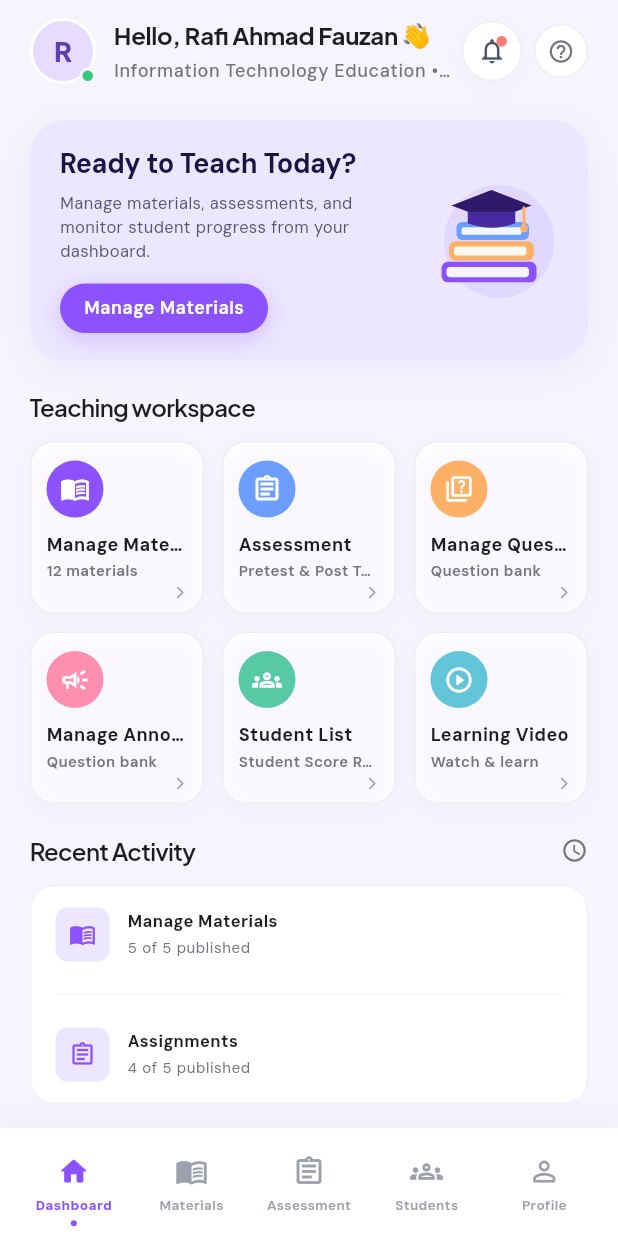
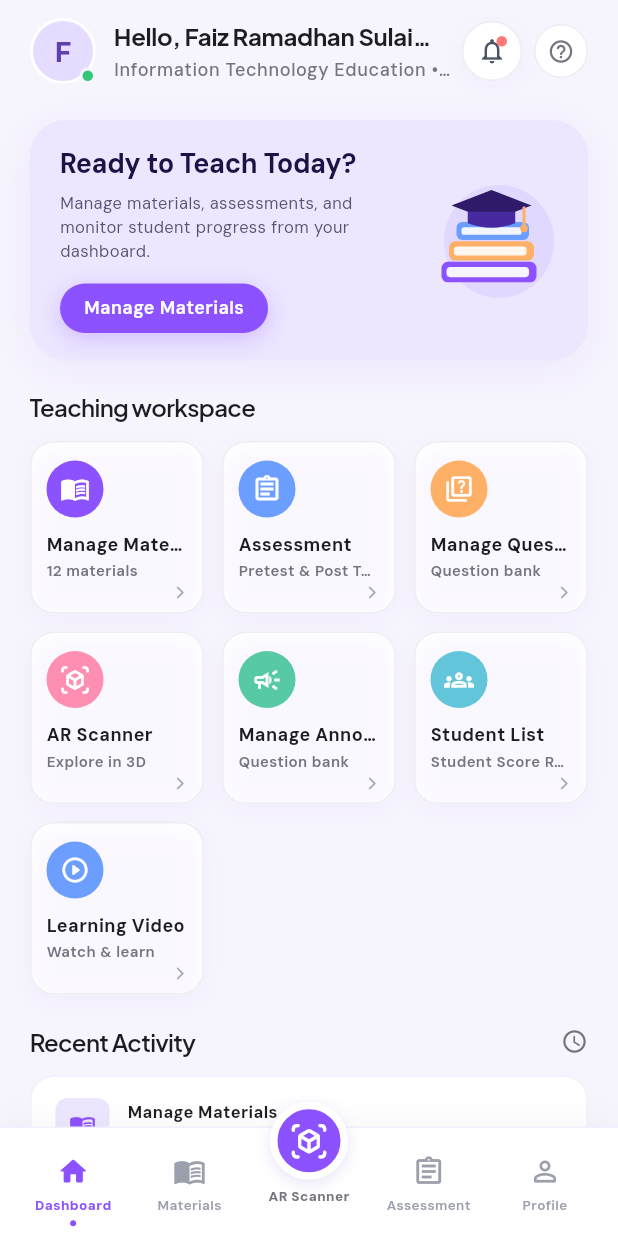
Before and after one commit to SuponoNotoBoto/Netlearn-Mobile-App, a Flutter app: the screen it shows after launch, on a phone screen of 412 x 824 dp. Run offline on Flutter 3.47's test engine with Material 3 defaults, Android fonts, the phone set to English and light mode, and no system bars; our stand-ins replace flutter_riverpod, go_router, open_filex, pdf, shared_preferences, supabase_flutter; missing offline and left inert: dart:html; accounts and stored records are empty; network calls fail.

Commit message:
feat(dashboard-dosen): menambahkan tombol AR scanner dan memperbaiki desain dashboard dosen

```diff
--- a/lib/features/dashboard_lecturer/lecturer_assessments_page.dart
+++ b/lib/features/dashboard_lecturer/lecturer_assessments_page.dart
@@ -88,7 +88,7 @@ class _LecturerAssessmentsPageState
             )
           : null,
 
-      bottomNavigationBar: const LecturerBottomNavbar(currentIndex: 2),
+      bottomNavigationBar: const LecturerBottomNavbar(currentIndex: 3),
     );
   }
 
--- a/lib/features/dashboard_lecturer/lecturer_bottom_navbar.dart
+++ b/lib/features/dashboard_lecturer/lecturer_bottom_navbar.dart
@@ -16,15 +16,35 @@ class LecturerBottomNavbar extends StatelessWidget {
         break;
 
       case 1:
-        context.go('/lecturer/materials');
+        ScaffoldMessenger.of(context).showSnackBar(
+          SnackBar(
+            content: Text(
+              Localizations.localeOf(context).languageCode == 'id'
+                  ? 'Fitur Materi sedang dalam tahap pengembangan'
+                  : 'Materials feature is currently under development',
+            ),
+            duration: const Duration(seconds: 2),
+            behavior: SnackBarBehavior.floating,
+          ),
+        );
         break;
 
       case 2:
-        context.go('/lecturer/assessments');
+        ScaffoldMessenger.of(context).showSnackBar(
+          SnackBar(
+            content: Text(
+              Localizations.localeOf(context).languageCode == 'id'
+                  ? 'Fitur AR Scanner sedang dalam tahap pengembangan'
+                  : 'AR Scanner feature is currently under development',
+            ),
+            duration: const Duration(seconds: 2),
+            behavior: SnackBarBehavior.floating,
+          ),
+        );
         break;
 
       case 3:
-        context.go('/lecturer/students');
+        context.go('/lecturer/assessments');
         break;
 
       case 4:
@@ -53,14 +73,15 @@ class LecturerBottomNavbar extends StatelessWidget {
           activeIcon: Icons.menu_book_rounded,
         ),
         NlNavDestination(
+          label: isId ? 'AR Scanner' : 'AR Scanner',
+          icon: Icons.view_in_ar_rounded,
+          activeIcon: Icons.view_in_ar_rounded,
+          isCenter: true,
+        ),
+        NlNavDestination(
           label: isId ? 'Asesmen' : 'Assessment',
           icon: Icons.assignment_outlined,
           activeIcon: Icons.assignment_rounded,
-        ),
-        NlNavDestination(
-          label: isId ? 'Mahasiswa' : 'Students',
-          icon: Icons.groups_outlined,
-          activeIcon: Icons.groups_rounded,
         ),
         NlNavDestination(
           label: isId ? 'Profil' : 'Profile',
--- a/lib/features/dashboard_lecturer/lecturer_dashboard_controller.dart
+++ b/lib/features/dashboard_lecturer/lecturer_dashboard_controller.dart
@@ -60,13 +60,13 @@ final lecturerProfileProvider =
     }
   } catch (_) {}
 
-  // Reliable fallback profile matching the course lecturer
+  // Reliable fallback profile matching the real netlearn-2.0 lecturer
   return const LecturerProfile(
-    id: 'lecturer-preview-id',
-    name: 'Rafi Ahmad Fauzan',
-    identityNumber: '198501012010121001',
-    email: 'rafifauzanbli@gmail.com',
-    program: 'Teknik Informatika (Jaringan Komputer)',
+    id: '536c2a47-e095-4603-b749-99855d0c90c8',
+    name: 'Faiz Ramadhan Sulaiman',
+    identityNumber: '2026101',
+    email: 'faiz@netlearn.com',
+    program: 'Teknik Mesin dan Radio Frequency',
     isActive: true,
     bio: 'Dosen Pengampu Laboratorium & Praktikum Jaringan Komputer.',
   );
@@ -102,34 +102,88 @@ class LecturerDashboardStats {
   bool get hasAverageScore => averageScore != null;
 }
 
+Map<String, dynamic>? _firstRow(dynamic response) {
+  if (response is Map) {
+    return Map<String, dynamic>.from(response);
+  }
+  if (response is List && response.isNotEmpty) {
+    final first = response.first;
+    if (first is Map) {
+      return Map<String, dynamic>.from(first);
+    }
+  }
+  return null;
+}
+
 final lecturerDashboardStatsProvider =
     FutureProvider.autoDispose<LecturerDashboardStats>((ref) async {
+  Map<String, dynamic>? summary;
   try {
     final rpcResponse = await supabase.rpc('lecturer_dashboard');
-    if (rpcResponse != null) {
-      final map = Map<String, dynamic>.from(rpcResponse as Map);
-      return LecturerDashboardStats(
-        totalStudents: (map['total_students'] as num?)?.toInt() ?? 48,
-        classCount: (map['class_count'] as num?)?.toInt() ?? 2,
-        activeClassCount: (map['active_class_count'] as num?)?.toInt() ?? 2,
-        materialCount: (map['material_count'] as num?)?.toInt() ?? 5,
-        publishedMaterialCount: (map['published_materials'] as num?)?.toInt() ?? 5,
-        assessmentCount: (map['assessment_count'] as num?)?.toInt() ?? 5,
-        publishedAssessmentCount: (map['published_assessments'] as num?)?.toInt() ?? 4,
-        averageScore: (map['average_score'] as num?)?.toDouble() ?? 84.5,
-      );
+    summary = _firstRow(rpcResponse);
+  } catch (_) {}
+
+  int publishedMaterials = 0;
+  int materialCount = 0;
+  try {
+    final materialsResponse = await supabase
+        .from('materials')
+        .select('id, published');
+
+    final list = materialsResponse as List;
+    materialCount = list.length;
+    for (final dynamic raw in list) {
+      final row = Map<String, dynamic>.from(raw as Map);
+      if (row['published'] == true) {
+        publishedMaterials++;
+      }
     }
   } catch (_) {}
 
-  // Reliable fallback stats
+  int publishedAssessments = 0;
+  int assessmentCount = 0;
+  try {
+    final quizzesResponse = await supabase
+        .from('quizzes')
+        .select('id, status');
+
+    final list = quizzesResponse as List;
+    assessmentCount = list.length;
+    for (final dynamic raw in list) {
+      final row = Map<String, dynamic>.from(raw as Map);
+      if (row['status']?.toString() == 'published') {
+        publishedAssessments++;
+      }
+    }
+  } catch (_) {}
+
+  final totalStudents = (summary?['total_students'] as num?)?.toInt();
+  final classCount = (summary?['class_count'] as num?)?.toInt();
+  final activeClassCount = (summary?['active_class_count'] as num?)?.toInt();
+  final averageScore = (summary?['average_score'] as num?)?.toDouble();
+
+  if (summary != null) {
+    return LecturerDashboardStats(
+      totalStudents: totalStudents ?? 25,
+      classCount: classCount ?? 4,
+      activeClassCount: activeClassCount ?? 4,
+      materialCount: materialCount > 0 ? materialCount : 12,
+      publishedMaterialCount: publishedMaterials > 0 ? publishedMaterials : 12,
+      assessmentCount: assessmentCount > 0 ? assessmentCount : 8,
+      publishedAssessmentCount: publishedAssessments > 0 ? publishedAssessments : 7,
+      averageScore: averageScore ?? 51.44,
+    );
+  }
+
+  // Real fallback stats from netlearn-2.0 database
   return const LecturerDashboardStats(
-    totalStudents: 48,
-    classCount: 2,
-    activeClassCount: 2,
-    materialCount: 5,
-    publishedMaterialCount: 5,
-    assessmentCount: 5,
-    publishedAssessmentCount: 4,
-    averageScore: 84.5,
+    totalStudents: 25,
+    classCount: 4,
+    activeClassCount: 4,
+    materialCount: 12,
+    publishedMaterialCount: 12,
+    assessmentCount: 8,
+    publishedAssessmentCount: 7,
+    averageScore: 51.44,
   );
 });
--- a/lib/features/dashboard_lecturer/lecturer_dashboard_page.dart
+++ b/lib/features/dashboard_lecturer/lecturer_dashboard_page.dart
@@ -27,7 +27,17 @@ class _LecturerDashboardPageState extends ConsumerState<LecturerDashboardPage> {
   }
 
   void _openNotifications() {
-    context.push('/lecturer/notifications');
+    ScaffoldMessenger.of(context).showSnackBar(
+      SnackBar(
+        content: Text(
+          Localizations.localeOf(context).languageCode == 'id'
+              ? 'Fitur Notifikasi sedang dalam tahap pengembangan'
+              : 'Notifications feature is currently under development',
+        ),
+        duration: const Duration(seconds: 2),
+        behavior: SnackBarBehavior.floating,
+      ),
+    );
   }
 
   @override
@@ -115,8 +125,10 @@ class _LecturerDashboardPageState extends ConsumerState<LecturerDashboardPage> {
 
     final greetingName = profile?.name.isNotEmpty == true
         ? profile!.name
-        : 'Pak Rafi';
-    final greetingText = l10n.lecturerGreeting(greetingName);
+        : null;
+    final greetingText = greetingName != null
+        ? l10n.lecturerGreeting(greetingName)
+        : l10n.lecturerGreeting(l10n.lecturer);
 
     return Container(
       width: double.infinity,
@@ -151,7 +163,7 @@ class _LecturerDashboardPageState extends ConsumerState<LecturerDashboardPage> {
                     ),
                     alignment: Alignment.center,
                     child: Text(
-                      profile?.initial ?? 'R',
+                      profile?.initial ?? 'D',
                       style: const TextStyle(
                         fontSize: 18,
                         fontWeight: FontWeight.w800,
@@ -259,7 +271,17 @@ class _LecturerDashboardPageState extends ConsumerState<LecturerDashboardPage> {
           title: l10n.shortcutManageMaterials,
           subtitle: l10n.shortcutManageMaterialsHint,
           onTap: () {
-            context.push('/lecturer/materials');
+            ScaffoldMessenger.of(context).showSnackBar(
+              SnackBar(
+                content: Text(
+                  Localizations.localeOf(context).languageCode == 'id'
+                      ? 'Fitur Materi sedang dalam tahap pengembangan'
+                      : 'Materials feature is currently under development',
+                ),
+                duration: const Duration(seconds: 2),
+                behavior: SnackBarBehavior.floating,
+              ),
+            );
           },
         ),
         NlShortcutTile(
@@ -281,17 +303,46 @@ class _LecturerDashboardPageState extends ConsumerState<LecturerDashboardPage> {
           },
         ),
         NlShortcutTile(
+          icon: Icons.view_in_ar_rounded,
+          accentColor: accents[3 % accents.length],
+          title: l10n.shortcutScanner,
+          subtitle: l10n.shortcutScannerHint,
+          onTap: () {
+            ScaffoldMessenger.of(context).showSnackBar(
+              SnackBar(
+                content: Text(
+                  Localizations.localeOf(context).languageCode == 'id'
+                      ? 'Fitur AR Scanner sedang dalam tahap pengembangan'
+                      : 'AR Scanner feature is currently under development',
+                ),
+                duration: const Duration(seconds: 2),
+                behavior: SnackBarBehavior.floating,
+              ),
+            );
+          },
+        ),
+        NlShortcutTile(
           icon: Icons.campaign_outlined,
-          accentColor: accents[3 % accents.length],
+          accentColor: accents[4 % accents.length],
           title: l10n.manageAnnouncements,
           subtitle: l10n.shortcutManageQuestionsHint,
           onTap: () {
-            context.push('/lecturer/notifications');
+            ScaffoldMessenger.of(context).showSnackBar(
+              SnackBar(
+                content: Text(
+                  Localizations.localeOf(context).languageCode == 'id'
+                      ? 'Fitur Pengumuman sedang dalam tahap pengembangan'
+                      : 'Announcements feature is currently under development',
+                ),
+                duration: const Duration(seconds: 2),
+                behavior: SnackBarBehavior.floating,
+              ),
+            );
           },
         ),
         NlShortcutTile(
           icon: Icons.groups_outlined,
-          accentColor: accents[4 % accents.length],
+          accentColor: accents[5 % accents.length],
           title: l10n.studentList,
           subtitle: l10n.studentScoreSummary,
           onTap: () {
@@ -300,11 +351,21 @@ class _LecturerDashboardPageState extends ConsumerState<LecturerDashboardPage> {
         ),
         NlShortcutTile(
           icon: Icons.play_circle_outline_rounded,
-          accentColor: accents[5 % accents.length],
+          accentColor: accents[1 % accents.length],
           title: l10n.learningVideo,
           subtitle: l10n.watchAndLearn,
           onTap: () {
-            context.push('/lecturer/materials');
+            ScaffoldMessenger.of(context).showSnackBar(
+              SnackBar(
+                content: Text(
+                  Localizations.localeOf(context).languageCode == 'id'
+                      ? 'Fitur Video Pembelajaran sedang dalam tahap pengembangan'
+                      : 'Learning video feature is currently under development',
+                ),
+                duration: const Duration(seconds: 2),
+                behavior: SnackBarBehavior.floating,
+              ),
+            );
           },
         ),
       ],
```
Also changed, not shown: lib/features/dashboard_lecturer/lecturer_materials_controller.dart (+16 -16 lines), lib/features/dashboard_lecturer/lecturer_students_controller.dart (+160 -104 lines), lib/main.dart (+9 -0 lines).
